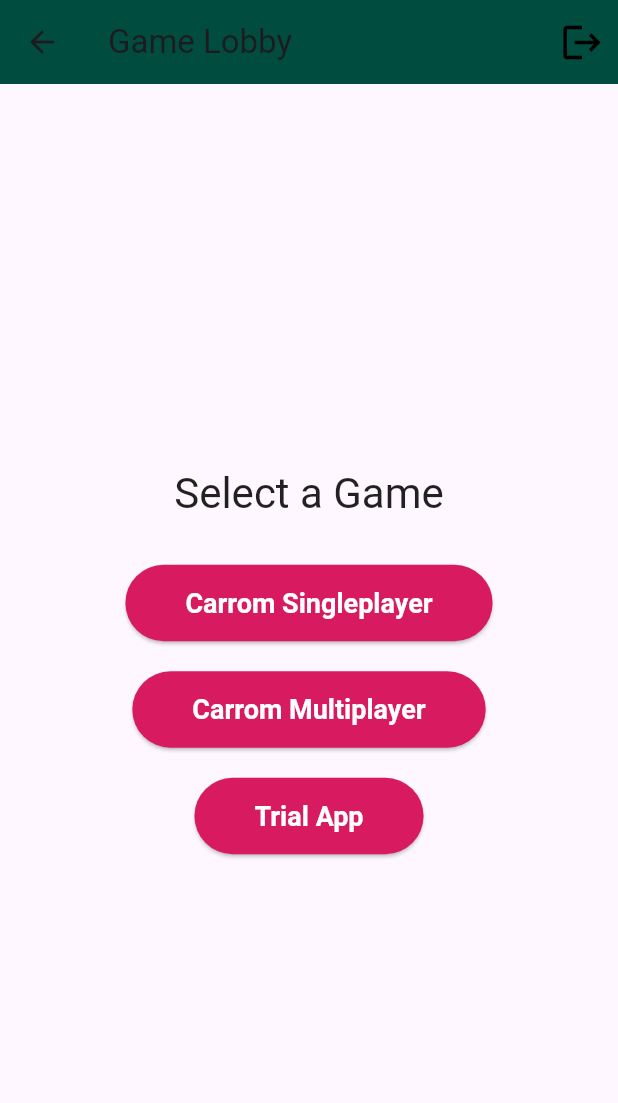
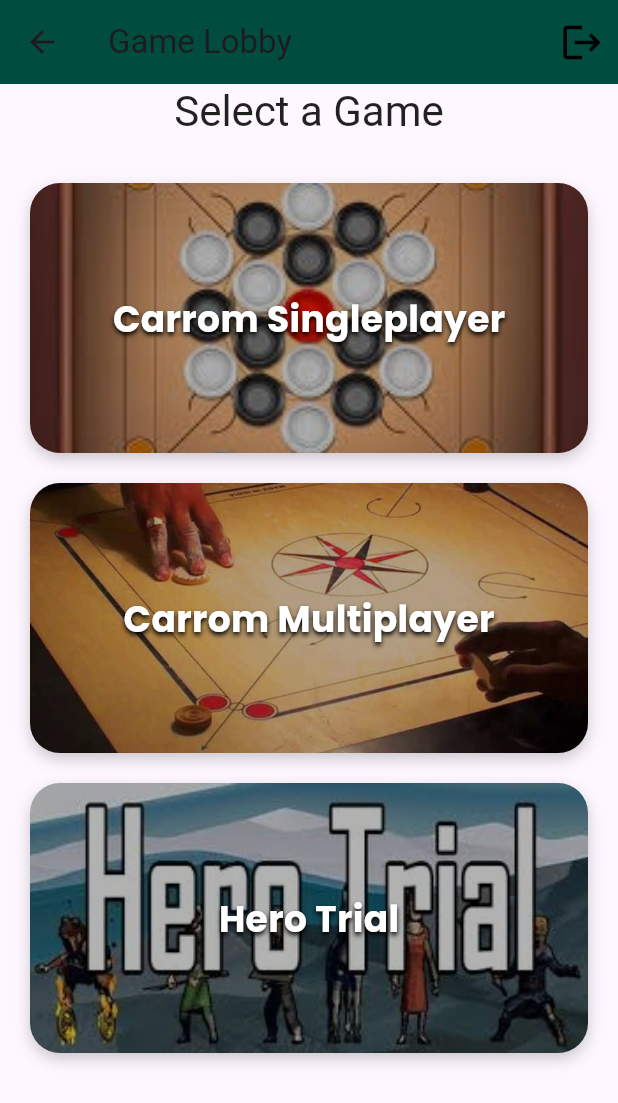
Before and after one commit to badalaryal11/Game-Competition-Platform, a Flutter app: the GameScreen screen opened by its route, on a phone screen of 412 x 824 dp. Shown: the top 1103 px of the screen. Run offline on Flutter 3.47's test engine with Material 3 defaults, Android fonts, the phone set to English and light mode, and no system bars; our stand-ins replace firebase_auth, firebase_core, google_fonts, google_sign_in, shared_preferences, sign_in_with_apple and 3 more; accounts and stored records are empty.

Commit message:
feat: Implement visually enhanced game tiles with images and custom styling on the game selection screen.

```diff
--- a/lib/game_screen.dart
+++ b/lib/game_screen.dart
@@ -3,6 +3,7 @@ import 'package:flutter/foundation.dart';
 import 'package:flutter/services.dart';
 import 'package:provider/provider.dart';
 import 'providers/auth_provider.dart';
+import 'package:google_fonts/google_fonts.dart';
 
 class GameScreen extends StatefulWidget {
   const GameScreen({super.key});
@@ -70,6 +71,7 @@ class _GameScreenState extends State<GameScreen> {
         children: [
           if (!_isUnityVisible)
             Expanded(
+              child: SingleChildScrollView(
                 child: Center(
                   child: Column(
                     mainAxisAlignment: MainAxisAlignment.center,
@@ -80,18 +82,26 @@ class _GameScreenState extends State<GameScreen> {
                             ?.copyWith(color: Colors.black87),
                       ),
                       const SizedBox(height: 30),
-                    _buildGameButton(
+                      _buildGameTile(
                         'Carrom Singleplayer',
                         'CarromSingleplayerScene',
+                        'assets/images/carrom_singleplayer.jpg',
                       ),
                       const SizedBox(height: 20),
-                    _buildGameButton(
+                      _buildGameTile(
                         'Carrom Multiplayer',
                         'CarromMultiplayerScene',
+                        'assets/images/carrom_multiplayer.jpg',
                       ),
                       const SizedBox(height: 20),
-                    _buildGameButton('Trial App', 'TrialAppScene'),
+                      _buildGameTile(
+                        'Hero Trial',
+                        'TrialAppScene',
+                        'assets/images/hero_trial.jpg',
+                      ),
+                      const SizedBox(height: 20),
                     ],
+                  ),
                 ),
               ),
             ),
@@ -101,15 +111,49 @@ class _GameScreenState extends State<GameScreen> {
     );
   }
 
-  Widget _buildGameButton(String title, String sceneName) {
-    return ElevatedButton(
-      style: ElevatedButton.styleFrom(
-        backgroundColor: const Color(0xFFD81B60),
-        padding: const EdgeInsets.symmetric(horizontal: 40, vertical: 15),
-        textStyle: const TextStyle(fontSize: 18, fontWeight: FontWeight.bold),
+  Widget _buildGameTile(String title, String sceneName, String imagePath) {
+    return GestureDetector(
+      onTap: () => _loadUnityScene(sceneName),
+      child: Container(
+        height: 180,
+        width: double.infinity,
+        margin: const EdgeInsets.symmetric(horizontal: 20),
+        decoration: BoxDecoration(
+          borderRadius: BorderRadius.circular(20),
+          image: DecorationImage(
+            image: AssetImage(imagePath),
+            fit: BoxFit.cover,
+            colorFilter: ColorFilter.mode(
+              Colors.black.withOpacity(0.3),
+              BlendMode.darken,
             ),
-      onPressed: () => _loadUnityScene(sceneName),
-      child: Text(title, style: const TextStyle(color: Colors.white)),
+          ),
+          boxShadow: [
+            BoxShadow(
+              color: Colors.black.withOpacity(0.2),
+              blurRadius: 8,
+              offset: const Offset(0, 4),
+            ),
+          ],
+        ),
+        child: Center(
+          child: Text(
+            title,
+            style: GoogleFonts.poppins(
+              color: Colors.white,
+              fontSize: 24,
+              fontWeight: FontWeight.bold,
+              shadows: [
+                const Shadow(
+                  offset: Offset(0, 2),
+                  blurRadius: 4,
+                  color: Colors.black,
+                ),
+              ],
+            ),
+          ),
+        ),
+      ),
     );
   }
 
```
Also changed, not shown: assets/images/carrom_multiplayer.jpg (added), assets/images/carrom_singleplayer.jpg (added), assets/images/hero_trial.jpg (added). Lines whose indentation alone changed are shown as unchanged.
